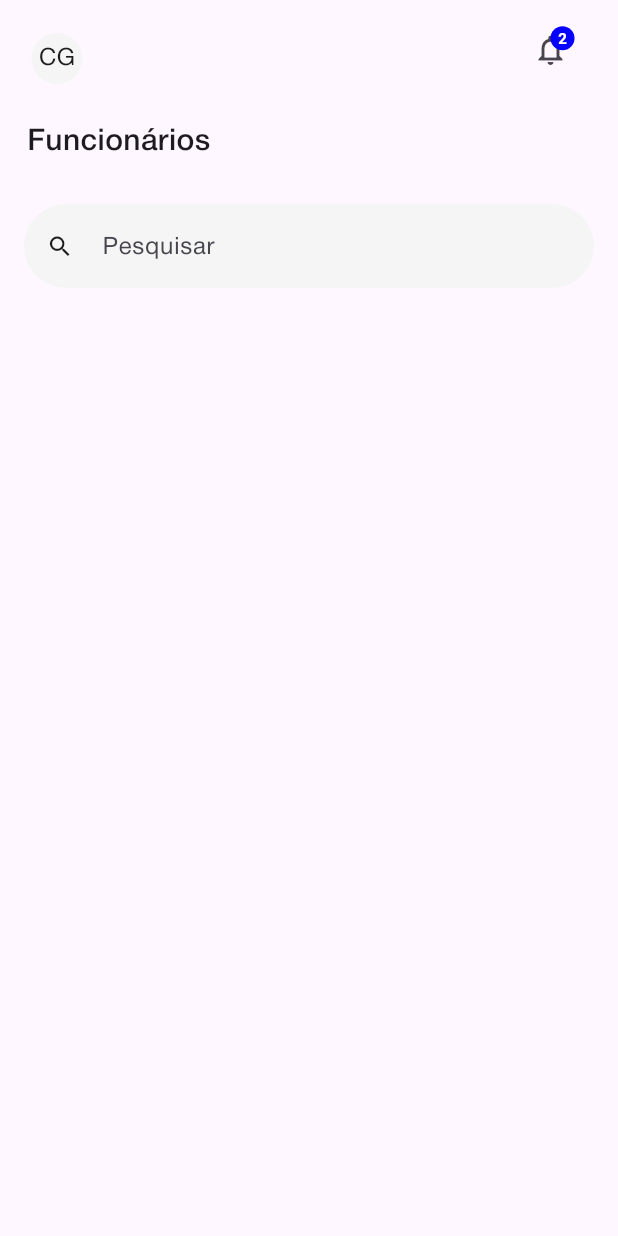
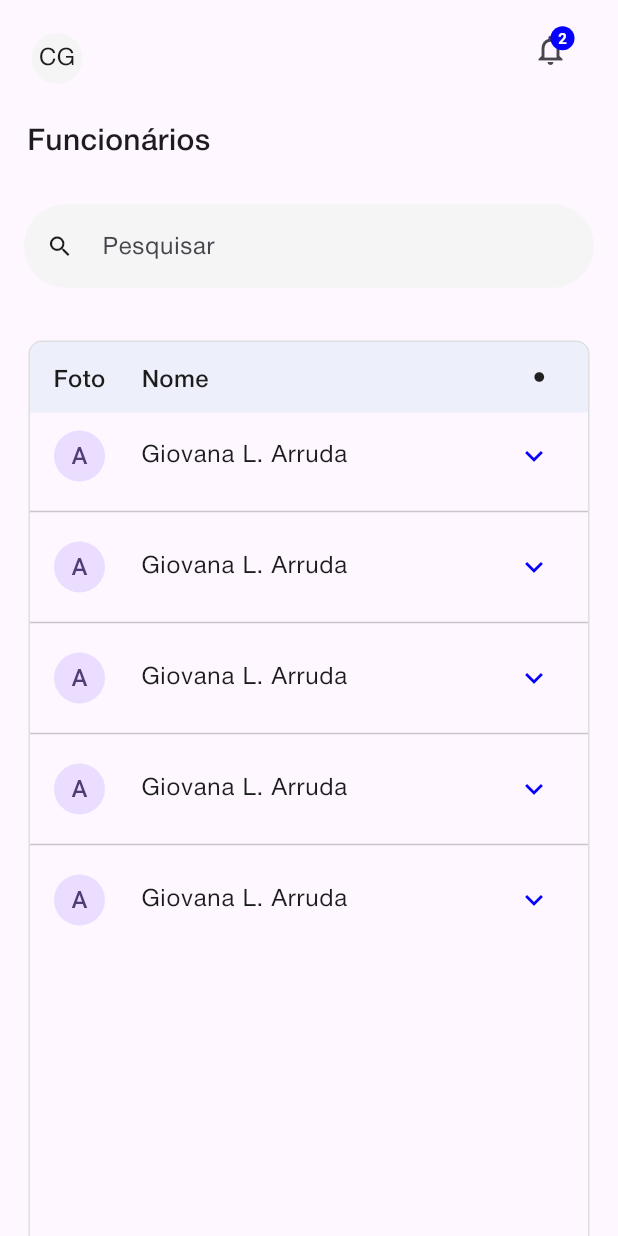
Before and after one commit to RobertsFerreira/betalent_app, a Flutter app: the screen it shows after launch, on a phone screen of 412 x 824 dp. Run offline on Flutter 3.47's test engine with Material 3 defaults, Android fonts, the phone set to English and light mode, and no system bars; our stand-ins replace dio.

Commit message:
feat(home): Added a data display table

```diff
--- /dev/null
+++ b/lib/src/home/components/table/table_component.dart
@@ -0,0 +1,48 @@
+import 'package:betalent_app/src/home/components/table/table_row.dart';
+import 'package:flutter/material.dart';
+
+import 'table_header.dart';
+
+class TableComponent extends StatefulWidget {
+  const TableComponent({super.key});
+
+  @override
+  State<TableComponent> createState() => _TableComponentState();
+}
+
+class _TableComponentState extends State<TableComponent> {
+  @override
+  Widget build(BuildContext context) {
+    return Padding(
+      padding: const EdgeInsets.symmetric(horizontal: 20),
+      child: Container(
+        height: 637,
+        decoration: BoxDecoration(
+          border: Border.all(
+            color: const Color(0xFFDFDFDF),
+            strokeAlign: 1,
+          ),
+          borderRadius: const BorderRadius.only(
+            topLeft: Radius.circular(8),
+            topRight: Radius.circular(8),
+          ),
+        ),
+        child: Column(
+          children: [
+            //Header
+            const TableHeaderComponent(),
+            //Body
+            ListView.separated(
+              itemCount: 5,
+              shrinkWrap: true,
+              separatorBuilder: (_, __) => const Divider(),
+              itemBuilder: (_, index) {
+                return const TableRowComponent();
+              },
+            ),
+          ],
+        ),
+      ),
+    );
+  }
+}
--- /dev/null
+++ b/lib/src/home/components/table/table_header.dart
@@ -0,0 +1,49 @@
+import 'package:flutter/material.dart';
+
+class TableHeaderComponent extends StatelessWidget {
+  const TableHeaderComponent({super.key});
+
+  @override
+  Widget build(BuildContext context) {
+    return Container(
+      height: 47,
+      decoration: const BoxDecoration(
+        color: Color(0xFFEDEFFB),
+        borderRadius: BorderRadius.only(
+          topLeft: Radius.circular(8),
+          topRight: Radius.circular(8),
+        ),
+      ),
+      child: const Padding(
+        padding: EdgeInsets.symmetric(vertical: 14),
+        child: Row(
+          children: [
+            SizedBox(width: 15.5),
+            Text(
+              'Foto',
+              style: TextStyle(
+                fontSize: 16,
+                fontFamily: 'HelveticaNeue',
+                fontWeight: FontWeight.w500,
+                color: Color(0xFF1C1C1C),
+              ),
+            ),
+            SizedBox(width: 24),
+            Text(
+              'Nome',
+              style: TextStyle(
+                fontSize: 16,
+                fontFamily: 'HelveticaNeue',
+                fontWeight: FontWeight.w500,
+                color: Color(0xFF1C1C1C),
+              ),
+            ),
+            Spacer(),
+            Icon(Icons.circle, size: 8),
+            SizedBox(width: 28.5),
+          ],
+        ),
+      ),
+    );
+  }
+}
--- /dev/null
+++ b/lib/src/home/components/table/table_row.dart
@@ -0,0 +1,121 @@
+import 'package:flutter/material.dart';
+
+class TableRowComponent extends StatefulWidget {
+  const TableRowComponent({super.key});
+
+  @override
+  State<TableRowComponent> createState() => _TableRowComponentState();
+}
+
+class _TableRowComponentState extends State<TableRowComponent> {
+  @override
+  Widget build(BuildContext context) {
+    return const ExpansionTile(
+      iconColor: Color(0xFF0500FF),
+      collapsedIconColor: Color(0xFF0500FF),
+      shape: Border(),
+      title: Row(
+        children: [
+          SizedBox(
+            height: 34,
+            width: 34,
+            child: CircleAvatar(
+              child: Text('A'),
+            ),
+          ),
+          SizedBox(width: 24),
+          Text(
+            'Giovana L. Arruda',
+            style: TextStyle(
+              fontSize: 16,
+              fontFamily: 'HelveticaNeue',
+              fontWeight: FontWeight.w400,
+              color: Color(0xFF1C1C1C),
+            ),
+          ),
+        ],
+      ),
+      children: [
+        SizedBox(height: 31.5),
+        Padding(
+          padding: EdgeInsets.only(left: 16, right: 23),
+          child: Row(
+            mainAxisAlignment: MainAxisAlignment.spaceBetween,
+            children: [
+              Text(
+                'Cargo',
+                style: TextStyle(
+                  fontSize: 16,
+                  fontFamily: 'HelveticaNeue',
+                  fontWeight: FontWeight.w500,
+                  color: Color(0xFF1C1C1C),
+                ),
+              ),
+              Text(
+                'Front-end',
+                style: TextStyle(
+                  fontSize: 16,
+                  fontFamily: 'HelveticaNeue',
+                  fontWeight: FontWeight.w400,
+                  color: Color(0xFF1C1C1C),
+                ),
+              ),
+            ],
+          ),
+        ),
+        Padding(
+          padding: EdgeInsets.only(left: 16, right: 23),
+          child: Row(
+            mainAxisAlignment: MainAxisAlignment.spaceBetween,
+            children: [
+              Text(
+                'Data de admissão',
+                style: TextStyle(
+                  fontSize: 16,
+                  fontFamily: 'HelveticaNeue',
+                  fontWeight: FontWeight.w500,
+                  color: Color(0xFF1C1C1C),
+                ),
+              ),
+              Text(
+                '00/00/00',
+                style: TextStyle(
+                  fontSize: 16,
+                  fontFamily: 'HelveticaNeue',
+                  fontWeight: FontWeight.w400,
+                  color: Color(0xFF1C1C1C),
+                ),
+              ),
+            ],
+          ),
+        ),
+        Padding(
+          padding: EdgeInsets.only(left: 16, right: 23),
+          child: Row(
+            mainAxisAlignment: MainAxisAlignment.spaceBetween,
+            children: [
+              Text(
+                'Telefone',
+                style: TextStyle(
+                  fontSize: 16,
+                  fontFamily: 'HelveticaNeue',
+                  fontWeight: FontWeight.w500,
+                  color: Color(0xFF1C1C1C),
+                ),
+              ),
+              Text(
+                '+55 (32) 55555-5555',
+                style: TextStyle(
+                  fontSize: 16,
+                  fontFamily: 'HelveticaNeue',
+                  fontWeight: FontWeight.w400,
+                  color: Color(0xFF1C1C1C),
+                ),
+              ),
+            ],
+          ),
+        ),
+      ],
+    );
+  }
+}
--- a/lib/src/home/pages/home_page.dart
+++ b/lib/src/home/pages/home_page.dart
@@ -1,3 +1,4 @@
+import 'package:betalent_app/src/home/components/table/table_component.dart';
 import 'package:flutter/material.dart';
 
 import '../components/text_field_component.dart';
@@ -70,6 +71,8 @@ class _HomePageState extends State<HomePage> {
           ),
           SizedBox(height: 15),
           TextFieldComponent(hintText: 'Pesquisar'),
+          SizedBox(height: 24),
+          TableComponent(),
         ],
       ),
     );
```
